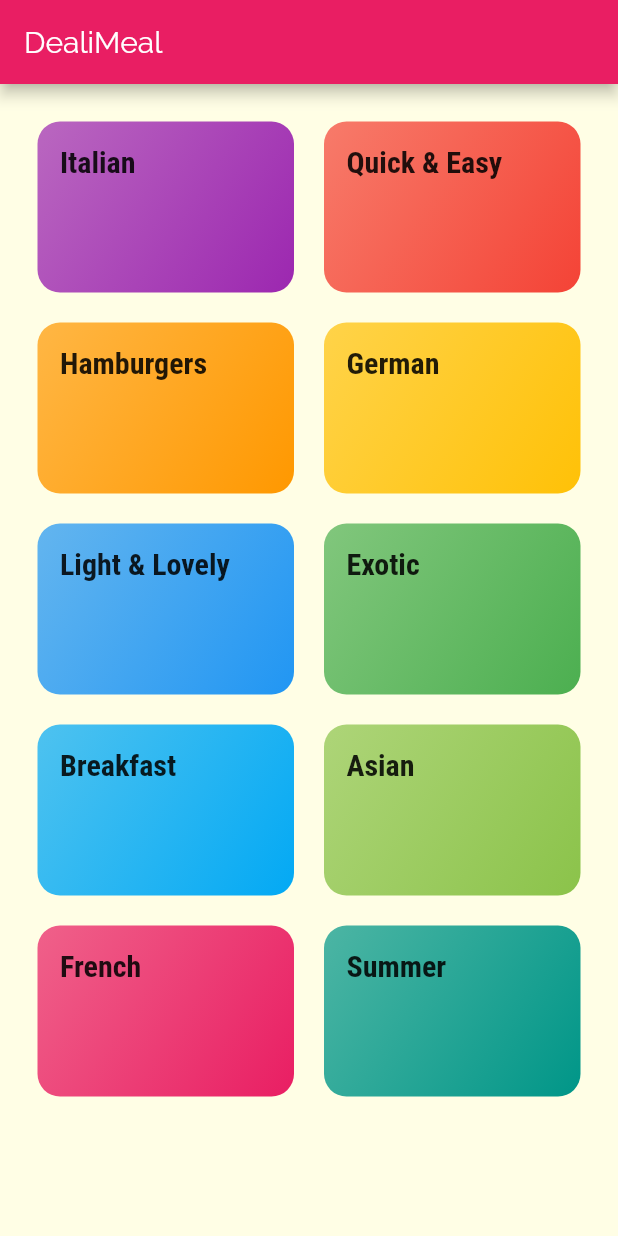
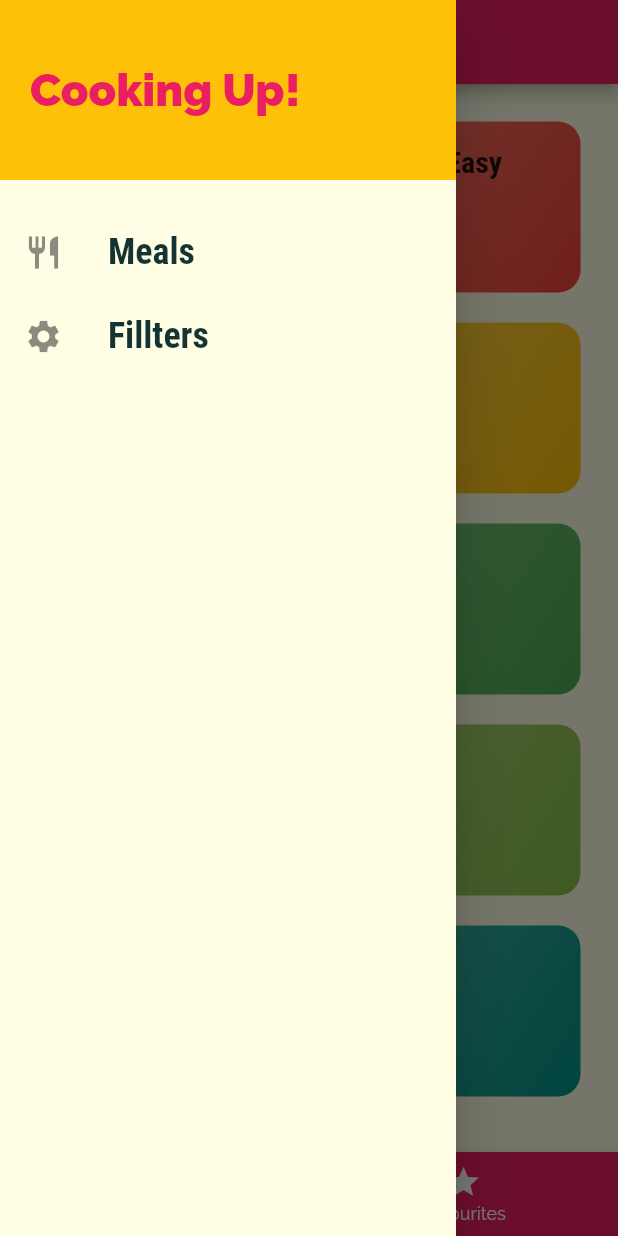
Before and after one commit to krzychudz/flutter-meal-app, a Flutter app: the screen it shows after launch, with the side drawer open (before the commit the screen has no drawer), on a phone screen of 412 x 824 dp. Run offline on Flutter 3.47's test engine with Material 2 defaults, Android fonts, the phone set to English and light mode, and no system bars.

Commit message:
Add drawer

```diff
--- a/lib/main.dart
+++ b/lib/main.dart
@@ -1,8 +1,9 @@
 import 'package:flutter/material.dart';
+
+import './screens/filters_screen.dart';
+import './screens/tabs_screen.dart';
 import './screens/meal_detail_screen.dart';
-
 import './screens/category_meals_screen.dart';
-import './screens/categories_screen.dart';
 
 void main() {
   runApp(MyApp());
@@ -31,10 +32,11 @@ class MyApp extends StatelessWidget {
               fontWeight: FontWeight.bold,
             )),
       ),
-      home: CatagoriesScreen(),
       routes: {
+        '/': (ctx) => TabsScreen(),
         CategoryMealsScreen.routeName: (ctx) => CategoryMealsScreen(),
         MealDetailScreen.routeName: (ctx) => MealDetailScreen(),
+        FiltersScreen.routeName: (ctx) => FiltersScreen(),
       },
     );
   }
--- a/lib/screens/categories_screen.dart
+++ b/lib/screens/categories_screen.dart
@@ -6,11 +6,7 @@ import '../dummy_data.dart';
 class CatagoriesScreen extends StatelessWidget {
   @override
   Widget build(BuildContext context) {
-    return Scaffold(
-      appBar: AppBar(
-        title: const Text("DealiMeal"),
-      ),
-      body: GridView(
+    return GridView(
         padding: const EdgeInsets.all(25),
         children: DUMMY_CATEGORIES
             .map((category) => CategoryItem(
@@ -25,7 +21,6 @@ class CatagoriesScreen extends StatelessWidget {
           crossAxisSpacing: 20,
           mainAxisSpacing: 20,
         ),
-      ),
-    );
+      );
   }
 }
--- /dev/null
+++ b/lib/screens/tabs_screen.dart
@@ -0,0 +1,62 @@
+import 'package:flutter/material.dart';
+import '../widgets/main_drawer.dart';
+import './favourites_screen.dart';
+import './categories_screen.dart';
+
+class TabsScreen extends StatefulWidget {
+  @override
+  _TabsScreenState createState() => _TabsScreenState();
+}
+
+class _TabsScreenState extends State<TabsScreen> {
+  final List<Map<String, Object>> _pages = [
+    {
+      'page': CatagoriesScreen(),
+      'title': 'Categories',
+    },
+    {
+      'page': FavouritesScreen(),
+      'title': 'Your Favourite',
+    },
+  ];
+  int _selectedPageIndex = 0;
+
+  void _selectPage(int index) {
+    setState(() {
+      _selectedPageIndex = index;
+    });
+  }
+
+  @override
+  Widget build(BuildContext context) {
+    return Scaffold(
+      appBar: AppBar(
+        title: Text(
+          _pages[_selectedPageIndex]['title'],
+        ),
+      ),
+      drawer: MainDrawer(),
+      body: _pages[_selectedPageIndex]['page'],
+      bottomNavigationBar: BottomNavigationBar(
+        onTap: _selectPage,
+        backgroundColor: Theme.of(context).primaryColor,
+        unselectedItemColor: Colors.white,
+        selectedItemColor: Theme.of(context).accentColor,
+        currentIndex: _selectedPageIndex,
+        type: BottomNavigationBarType.fixed,
+        items: [
+          BottomNavigationBarItem(
+            backgroundColor: Theme.of(context).primaryColor,
+            icon: Icon(Icons.category),
+            title: Text('Categories'),
+          ),
+          BottomNavigationBarItem(
+            backgroundColor: Theme.of(context).primaryColor,
+            icon: Icon(Icons.star),
+            title: Text('Favourites'),
+          ),
+        ],
+      ),
+    );
+  }
+}
--- /dev/null
+++ b/lib/widgets/main_drawer.dart
@@ -0,0 +1,65 @@
+import 'package:flutter/material.dart';
+
+import '../screens/filters_screen.dart';
+
+class MainDrawer extends StatelessWidget {
+  Widget buildListTile(String title, IconData icon, Function tapHandler) {
+    return ListTile(
+      leading: Icon(
+        icon,
+        size: 26,
+      ),
+      title: Text(
+        title,
+        style: TextStyle(
+          fontFamily: 'RobotoCondensed',
+          fontSize: 24,
+          fontWeight: FontWeight.bold,
+        ),
+      ),
+      onTap: tapHandler,
+    );
+  }
+
+  @override
+  Widget build(BuildContext context) {
+    return Drawer(
+      child: Column(
+        children: <Widget>[
+          Container(
+            height: 120,
+            width: double.infinity,
+            padding: EdgeInsets.all(20),
+            alignment: Alignment.centerLeft,
+            color: Theme.of(context).accentColor,
+            child: Text(
+              'Cooking Up!',
+              style: TextStyle(
+                fontWeight: FontWeight.w900,
+                fontSize: 30,
+                color: Theme.of(context).primaryColor,
+              ),
+            ),
+          ),
+          SizedBox(
+            height: 20,
+          ),
+          buildListTile(
+            'Meals',
+            Icons.restaurant,
+            () {
+              Navigator.of(context).pushNamed('/');
+            },
+          ),
+          buildListTile(
+            'Fillters',
+            Icons.settings,
+            () {
+              Navigator.of(context).pushNamed(FiltersScreen.routeName);
+            },
+          ),
+        ],
+      ),
+    );
+  }
+}
```
Also changed, not shown: lib/screens/favourites_screen.dart (added, +10 -0 lines), lib/screens/filters_screen.dart (added, +17 -0 lines), lib/screens/meal_detail_screen.dart (+83 -2 lines).
